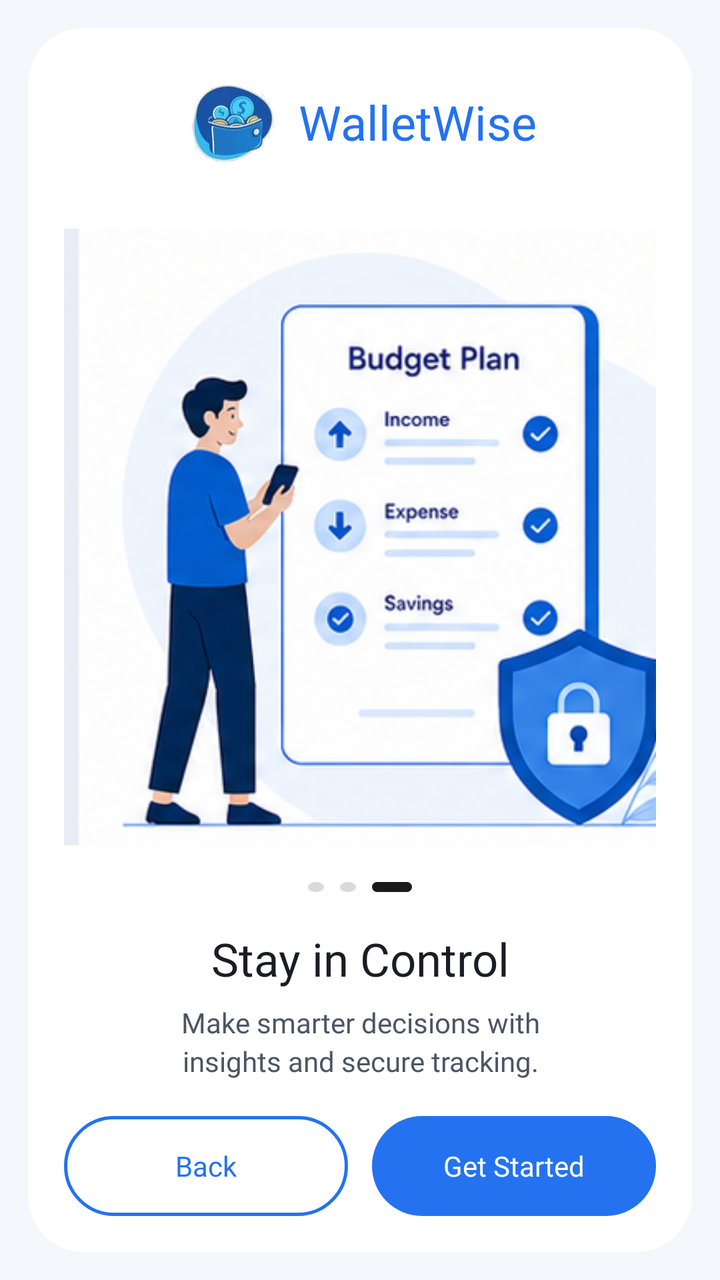
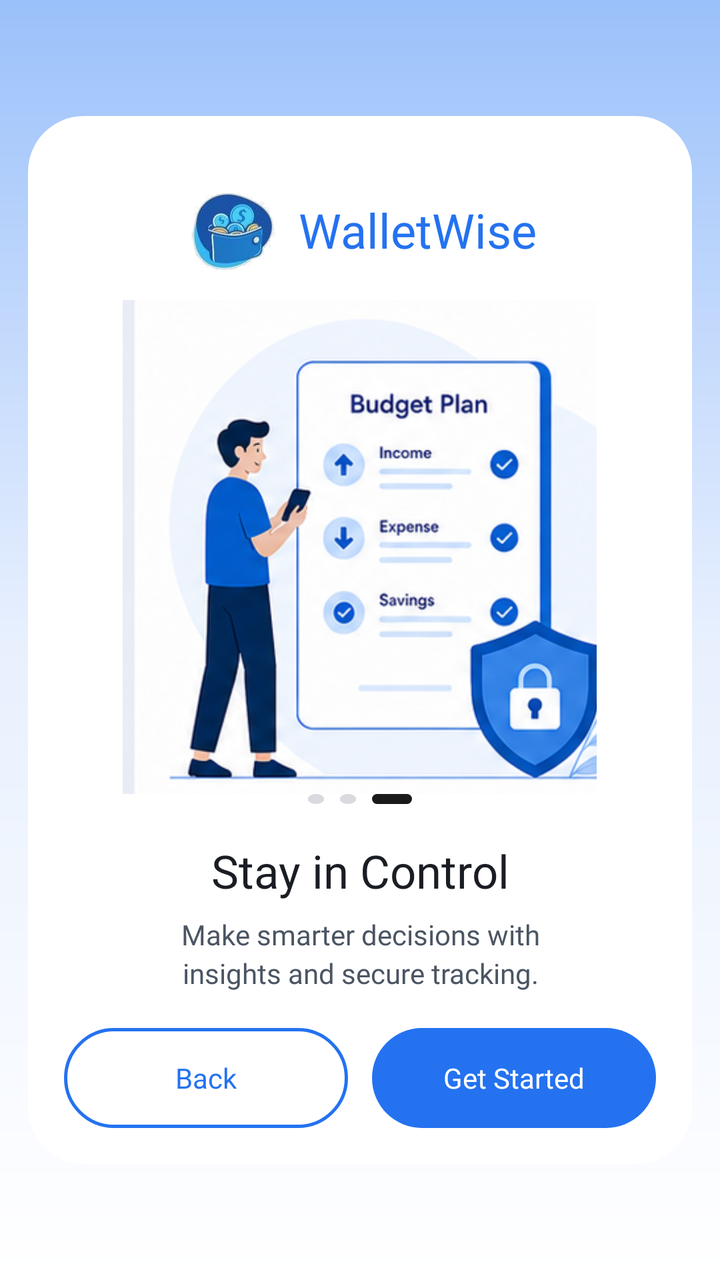

The first picture is an Android layout as it rendered before a commit; the second is the same layout after the commit. The layout source and the unified diff follow.
<!-- AndroidManifest.xml: application theme Theme.WalletWise.Starting -->
<!-- res/layout/page3.xml -->
<?xml version="1.0" encoding="utf-8"?>
<LinearLayout
    xmlns:android="http://schemas.android.com/apk/res/android"
    android:layout_width="match_parent"
    android:layout_height="match_parent"
    android:orientation="vertical"
    android:gravity="center"
    android:background="@drawable/page_background"
    android:padding="14dp">

    <LinearLayout
        android:layout_width="match_parent"
        android:layout_height="match_parent"
        android:orientation="vertical"
        android:gravity="center_horizontal"
        android:background="@drawable/white_card"
        android:paddingStart="18dp"
        android:paddingEnd="18dp"
        android:paddingTop="22dp"
        android:paddingBottom="18dp">

        
        <LinearLayout
            android:layout_width="wrap_content"
            android:layout_height="wrap_content"
            android:orientation="horizontal"
            android:gravity="center_vertical">

            <ImageView
                android:layout_width="50dp"
                android:layout_height="50dp"
                android:src="@drawable/walletwise_logo"
                android:scaleType="centerInside"
                android:contentDescription="WalletWise logo" />

            <TextView
                android:layout_width="wrap_content"
                android:layout_height="wrap_content"
                android:layout_marginStart="8dp"
                android:text="WalletWise"
                android:textColor="@color/primary_500"
                android:textSize="24sp"
                android:fontFamily="@font/dosis_extrabold" />

        </LinearLayout>

        <Space
            android:layout_width="match_parent"
            android:layout_height="10dp" />

        
        <ImageView
            android:layout_width="match_parent"
            android:layout_height="0dp"
            android:layout_weight="1"
            android:src="@drawable/illustration_control"
            android:scaleType="centerInside"
            android:contentDescription="Stay in Control illustration" />

        
        <LinearLayout
            android:layout_width="wrap_content"
            android:layout_height="wrap_content"
            android:orientation="horizontal"
            android:gravity="center">

            <View
                android:layout_width="8dp"
                android:layout_height="5dp"
                android:background="@drawable/dot_inactive"
                android:layout_marginHorizontal="4dp" />

            <View
                android:layout_width="8dp"
                android:layout_height="5dp"
                android:background="@drawable/dot_inactive"
                android:layout_marginHorizontal="4dp" />

            <View
                android:layout_width="20dp"
                android:layout_height="5dp"
                android:background="@drawable/dot_active"
                android:layout_marginHorizontal="4dp" />

        </LinearLayout>

        <Space
            android:layout_width="match_parent"
            android:layout_height="18dp" />

        
        <TextView
            android:layout_width="match_parent"
            android:layout_height="wrap_content"
            android:text="Stay in Control"
            android:textColor="@color/text_primary_light"
            android:textSize="23sp"
            android:gravity="center"
            android:fontFamily="@font/dosis_extrabold" />

        
        <TextView
            android:layout_width="match_parent"
            android:layout_height="wrap_content"
            android:layout_marginTop="7dp"
            android:paddingStart="8dp"
            android:paddingEnd="8dp"
            android:text="Make smarter decisions with\ninsights and secure tracking."
            android:textColor="@color/text_secondary_light"
            android:textSize="14sp"
            android:gravity="center"
            android:lineSpacingExtra="3dp"
            android:fontFamily="@font/molengo_regular" />

        <Space
            android:layout_width="match_parent"
            android:layout_height="18dp" />

        
        <LinearLayout
            android:layout_width="match_parent"
            android:layout_height="50dp"
            android:orientation="horizontal">

            <TextView
                android:id="@+id/back3"
                android:layout_width="0dp"
                android:layout_height="match_parent"
                android:layout_weight="1"
                android:gravity="center"
                android:text="Back"
                android:textColor="@color/primary_500"
                android:textSize="14sp"
                android:fontFamily="@font/dosis_semibold"
                android:background="@drawable/outline_button"
                android:clickable="true"
                android:focusable="true" />

            <Space
                android:layout_width="12dp"
                android:layout_height="1dp" />

            <TextView
                android:id="@+id/getStartedButton"
                android:layout_width="0dp"
                android:layout_height="match_parent"
                android:layout_weight="1"
                android:gravity="center"
                android:text="Get Started"
                android:textColor="@color/neutral_0"
                android:textSize="14sp"
                android:fontFamily="@font/dosis_semibold"
                android:background="@drawable/primary_button"
                android:clickable="true"
                android:focusable="true" />

        </LinearLayout>

    </LinearLayout>

</LinearLayout>
<!-- resources referenced by this layout -->
<resources>
  <color name="neutral_0">#FFFFFF</color>
  <color name="primary_500">#2472F0</color>
  <color name="text_primary_light">@color/neutral_900</color>
  <color name="text_secondary_light">@color/neutral_700</color>
  <!-- drawable dot_active (drawable) -->
  <?xml version="1.0" encoding="utf-8"?>
  <shape xmlns:android="http://schemas.android.com/apk/res/android"
      android:shape="rectangle">
      <solid android:color="@color/colorDotActive" />
      <corners android:radius="4dp" />
      <size
          android:width="18dp"
          android:height="8dp" />
  </shape>
  <!-- drawable dot_inactive (drawable) -->
  <?xml version="1.0" encoding="utf-8"?>
  <shape xmlns:android="http://schemas.android.com/apk/res/android"
      android:shape="oval">
      <solid android:color="@color/colorDotInactive" />
      <size
          android:width="8dp"
          android:height="8dp" />
  </shape>
  <!-- drawable outline_button (drawable) -->
  <?xml version="1.0" encoding="utf-8"?>
  <shape xmlns:android="http://schemas.android.com/apk/res/android">
      <solid android:color="#FFFFFFFF"/>
      <stroke android:width="1.5dp" android:color="@color/primary_500"/>
      <corners android:radius="28dp"/>
  </shape>
  <!-- drawable page_background (drawable) -->
  <?xml version="1.0" encoding="utf-8"?>
  <shape xmlns:android="http://schemas.android.com/apk/res/android">
      <solid android:color="#F4F7FC"/>
  </shape>
  <!-- drawable primary_button (drawable) -->
  <?xml version="1.0" encoding="utf-8"?>
  <shape xmlns:android="http://schemas.android.com/apk/res/android">
      <solid android:color="@color/primary_500"/>
      <corners android:radius="28dp"/>
  </shape>
  <!-- drawable white_card (drawable) -->
  <?xml version="1.0" encoding="utf-8"?>
  <shape xmlns:android="http://schemas.android.com/apk/res/android">
      <solid android:color="#FFFFFFFF"/>
      <corners android:radius="28dp"/>
  </shape>
  <style name="Theme.WalletWise.Starting" parent="Theme.SplashScreen">
  
          <item name="windowSplashScreenBackground">@color/splash_background</item>
  
          <item name="windowSplashScreenAnimatedIcon">@drawable/walletwise_logo_cleaned</item>
  
          <item name="windowSplashScreenIconBackgroundColor">@color/splash_background</item>
  
          <item name="postSplashScreenTheme">@style/Theme.ExpenceAndBudgetTracker</item>
  
      </style>
  <color name="neutral_900">#1A1D23</color>
  <color name="neutral_700">#4B5563</color>
  <color name="colorDotActive">#1A1A1A</color>
  <color name="colorDotInactive">#D9D9DE</color>
  <color name="splash_background">#E8F0FE</color>
  <!-- drawable walletwise_logo_cleaned: png bitmap (drawable, 493724 bytes) -->
  <color name="primary_100">#C2D9FC</color>
  <color name="primary_900">#082456</color>
  <color name="accent_500">#FFA800</color>
  <color name="accent_100">#FFE9C2</color>
  <color name="accent_700">#CC8600</color>
  <color name="expense_red">#E5484D</color>
  <color name="background_light">@color/neutral_50</color>
  <color name="surface_light">@color/neutral_0</color>
  <color name="primary_700">#1447A8</color>
  <color name="neutral_50">#F7F8FA</color>
  <!-- unchanged entries left out for length: 3 -->
</resources>

<!-- the commit's change to res/layout/page3.xml (unified diff, before → after) -->
@@ -5,8 +5,9 @@
     android:layout_height="match_parent"
     android:orientation="vertical"
     android:gravity="center"
-    android:background="@drawable/page_background"
-    android:padding="14dp">
+    android:background="@drawable/gradient_header_bg"
+    android:paddingVertical="58dp"
+    android:paddingHorizontal="14dp">
 
     <LinearLayout
         android:layout_width="match_parent"
@@ -24,6 +25,7 @@
             android:layout_width="wrap_content"
             android:layout_height="wrap_content"
             android:orientation="horizontal"
+            android:layout_marginTop="10dp"
             android:gravity="center_vertical">
 
             <ImageView
<!-- resource entries referenced after the edit -->
@@ -23,17 +23,22 @@
           android:width="8dp"
           android:height="8dp" />
   </shape>
+  <!-- drawable gradient_header_bg (drawable) -->
+  <?xml version="1.0" encoding="utf-8"?>
+  <shape xmlns:android="http://schemas.android.com/apk/res/android"
+      android:shape="rectangle">
+      <gradient
+          android:startColor="@color/primary_200"
+          android:centerColor="@color/primary_50"
+          android:endColor="@color/neutral_0"
+          android:angle="270" />
+  </shape>
   <!-- drawable outline_button (drawable) -->
   <?xml version="1.0" encoding="utf-8"?>
   <shape xmlns:android="http://schemas.android.com/apk/res/android">
       <solid android:color="#FFFFFFFF"/>
       <stroke android:width="1.5dp" android:color="@color/primary_500"/>
       <corners android:radius="28dp"/>
-  </shape>
-  <!-- drawable page_background (drawable) -->
-  <?xml version="1.0" encoding="utf-8"?>
-  <shape xmlns:android="http://schemas.android.com/apk/res/android">
-      <solid android:color="#F4F7FC"/>
   </shape>
   <!-- drawable primary_button (drawable) -->
   <?xml version="1.0" encoding="utf-8"?>
@@ -49,22 +54,27 @@
   </shape>
   <style name="Theme.WalletWise.Starting" parent="Theme.SplashScreen">
   
-          <item name="windowSplashScreenBackground">@color/splash_background</item>
+          <item name="windowSplashScreenBackground">
+              @color/primary_100
+          </item>
   
-          <item name="windowSplashScreenAnimatedIcon">@drawable/walletwise_logo_cleaned</item>
+          <item name="windowSplashScreenAnimatedIcon">
+              @drawable/wallet_splash_logo
+          </item>
   
-          <item name="windowSplashScreenIconBackgroundColor">@color/splash_background</item>
-  
-          <item name="postSplashScreenTheme">@style/Theme.ExpenceAndBudgetTracker</item>
+          <item name="postSplashScreenTheme">
+              @style/Theme.ExpenceAndBudgetTracker
+          </item>
   
       </style>
   <color name="neutral_900">#1A1D23</color>
   <color name="neutral_700">#4B5563</color>
   <color name="colorDotActive">#1A1A1A</color>
   <color name="colorDotInactive">#D9D9DE</color>
-  <color name="splash_background">#E8F0FE</color>
-  <!-- drawable walletwise_logo_cleaned: png bitmap (drawable, 493724 bytes) -->
+  <color name="primary_200">#9BC1FA</color>
+  <color name="primary_50">#E8F0FE</color>
   <color name="primary_100">#C2D9FC</color>
+  <!-- drawable wallet_splash_logo: png bitmap (drawable, 796784 bytes) -->
   <color name="primary_900">#082456</color>
   <color name="accent_500">#FFA800</color>
   <color name="accent_100">#FFE9C2</color>
